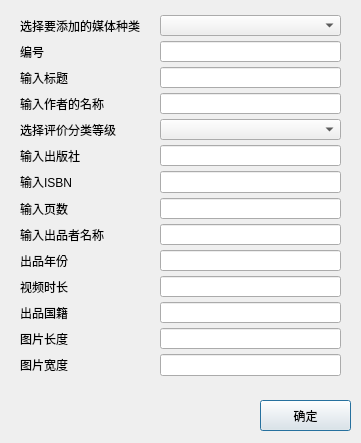
Above: AddItemDialog.ui from wtcpython/LibraryManager before the change. Below: the same form after it.
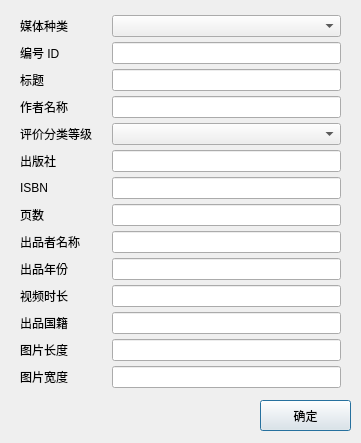
That is the form after the change.

```diff
--- a/AddItemDialog.ui
+++ b/AddItemDialog.ui
@@ -19,7 +19,7 @@
      <x>10</x>
      <y>10</y>
      <width>341</width>
-     <height>396</height>
+     <height>415</height>
     </rect>
    </property>
    <layout class="QFormLayout" name="formLayout">
@@ -44,7 +44,7 @@
     <item row="0" column="0">
      <widget class="QLabel" name="label">
       <property name="text">
-       <string>选择要添加的媒体种类</string>
+       <string>媒体种类</string>
       </property>
       <property name="alignment">
        <set>Qt::AlignCenter</set>
@@ -57,7 +57,7 @@
     <item row="1" column="0">
      <widget class="QLabel" name="label_1">
       <property name="text">
-       <string>编号</string>
+       <string>编号 ID</string>
       </property>
      </widget>
     </item>
@@ -67,7 +67,7 @@
     <item row="2" column="0">
      <widget class="QLabel" name="label_2">
       <property name="text">
-       <string>输入标题</string>
+       <string>标题</string>
       </property>
       <property name="alignment">
        <set>Qt::AlignCenter</set>
@@ -80,7 +80,7 @@
     <item row="3" column="0">
      <widget class="QLabel" name="label_3">
       <property name="text">
-       <string>输入作者的名称</string>
+       <string>作者名称</string>
       </property>
       <property name="alignment">
        <set>Qt::AlignCenter</set>
@@ -93,7 +93,7 @@
     <item row="4" column="0">
      <widget class="QLabel" name="label_4">
       <property name="text">
-       <string>选择评价分类等级</string>
+       <string>评价分类等级</string>
       </property>
      </widget>
     </item>
@@ -103,7 +103,7 @@
     <item row="5" column="0">
      <widget class="QLabel" name="label_5">
       <property name="text">
-       <string>输入出版社</string>
+       <string>出版社</string>
       </property>
      </widget>
     </item>
@@ -113,7 +113,7 @@
     <item row="6" column="0">
      <widget class="QLabel" name="label_6">
       <property name="text">
-       <string>输入ISBN</string>
+       <string>ISBN</string>
       </property>
      </widget>
     </item>
@@ -123,7 +123,7 @@
     <item row="7" column="0">
      <widget class="QLabel" name="label_7">
       <property name="text">
-       <string>输入页数</string>
+       <string>页数</string>
       </property>
      </widget>
     </item>
@@ -133,7 +133,7 @@
     <item row="8" column="0">
      <widget class="QLabel" name="label_8">
       <property name="text">
-       <string>输入出品者名称</string>
+       <string>出品者名称</string>
       </property>
      </widget>
     </item>
```
